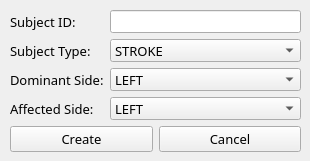
Above: ui/subjectcreator.ui from siva82kb/pluto-assessment before the change. Below: the same form after it.
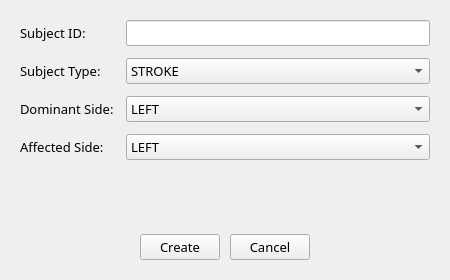
That is the form after the change.

Commit message: refining UI for subject selector and subjectcreator

Patch:
```diff
--- a/ui/subjectcreator.ui
+++ b/ui/subjectcreator.ui
@@ -6,8 +6,8 @@
    <rect>
     <x>0</x>
     <y>0</y>
-    <width>310</width>
-    <height>161</height>
+    <width>450</width>
+    <height>280</height>
    </rect>
   </property>
   <property name="sizePolicy">
@@ -20,23 +20,27 @@
    <string>PLUTO Full Assessment Subject Creator</string>
   </property>
   <widget class="QWidget" name="centralwidget">
-   <widget class="QWidget" name="verticalLayoutWidget">
-    <property name="geometry">
-     <rect>
-      <x>10</x>
-      <y>10</y>
-      <width>291</width>
-      <height>142</height>
-     </rect>
+   <layout class="QVBoxLayout" name="verticalLayout">
+    <property name="leftMargin">
+     <number>20</number>
     </property>
-    <property name="font">
-     <font>
-      <pointsize>10</pointsize>
-     </font>
+    <property name="topMargin">
+     <number>20</number>
     </property>
-    <layout class="QVBoxLayout" name="verticalLayout">
-     <item>
-      <layout class="QFormLayout" name="formLayout_2">
+    <property name="rightMargin">
+     <number>20</number>
+    </property>
+    <property name="bottomMargin">
+     <number>20</number>
+    </property>
+    <property name="spacing">
+     <number>12</number>
+    </property>
+    <item>
+     <layout class="QFormLayout" name="formLayout_2">
+      <property name="spacing">
+       <number>12</number>
+      </property>
        <item row="0" column="0">
         <widget class="QLabel" name="label">
          <property name="font">
@@ -46,7 +50,7 @@
           </font>
          </property>
          <property name="text">
-          <string>Subject ID: </string>
+          <string>Subject ID:</string>
          </property>
         </widget>
        </item>
@@ -161,8 +165,37 @@
        </item>
       </layout>
      </item>
+     <item>
+      <spacer name="verticalSpacer">
+       <property name="orientation">
+        <enum>Qt::Vertical</enum>
+       </property>
+       <property name="sizeHint" stdset="0">
+        <size>
+         <width>20</width>
+         <height>10</height>
+        </size>
+       </property>
+      </spacer>
+     </item>
      <item>
       <layout class="QHBoxLayout" name="horizontalLayout">
+       <property name="spacing">
+        <number>10</number>
+       </property>
+       <item>
+        <spacer name="horizontalSpacer">
+         <property name="orientation">
+          <enum>Qt::Horizontal</enum>
+         </property>
+         <property name="sizeHint" stdset="0">
+          <size>
+           <width>40</width>
+           <height>20</height>
+          </size>
+         </property>
+        </spacer>
+       </item>
        <item>
         <widget class="QPushButton" name="pbCreate">
          <property name="font">
@@ -189,10 +222,22 @@
          </property>
         </widget>
        </item>
+       <item>
+        <spacer name="horizontalSpacer_2">
+         <property name="orientation">
+          <enum>Qt::Horizontal</enum>
+         </property>
+         <property name="sizeHint" stdset="0">
+          <size>
+           <width>40</width>
+           <height>20</height>
+          </size>
+         </property>
+        </spacer>
+       </item>
       </layout>
      </item>
     </layout>
-   </widget>
   </widget>
  </widget>
  <resources/>
```
Left out of the diff: 36 changed lines with no effect on the pictures. The commit also changes 4 other files.
